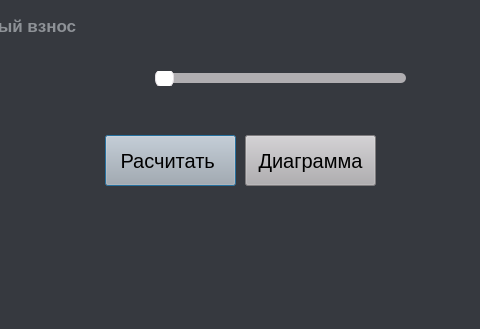
Qt form version5/ui.ui (GeorgProfi/UP-05) before a commit; both pictures show x 135 to 615 and y 415 to 744 of the 1312 by 744 pixel window.
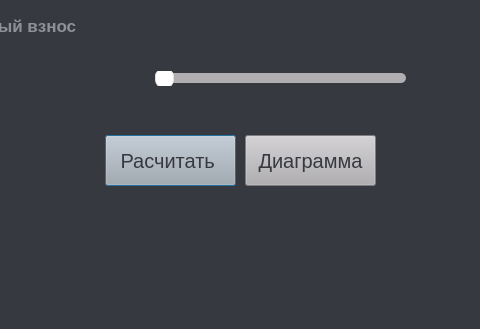
The same form after that commit.

Diff of the .ui file:
```diff
--- a/version5/ui.ui
+++ b/version5/ui.ui
@@ -39,7 +39,8 @@
    </property>
    <property name="styleSheet">
     <string notr="true">font: 14pt &quot;Nirmala UI&quot;;
- background: #B0AEB1</string>
+background: #B0AEB1;
+color : #36393f</string>
    </property>
    <property name="text">
     <string>Расчитать </string>
@@ -487,7 +488,8 @@
    </property>
    <property name="styleSheet">
     <string notr="true">font: 14pt &quot;Nirmala UI&quot;;
-background: #B0AEB1
+background: #B0AEB1;
+color: #36393f;
 </string>
    </property>
    <property name="text">
```
